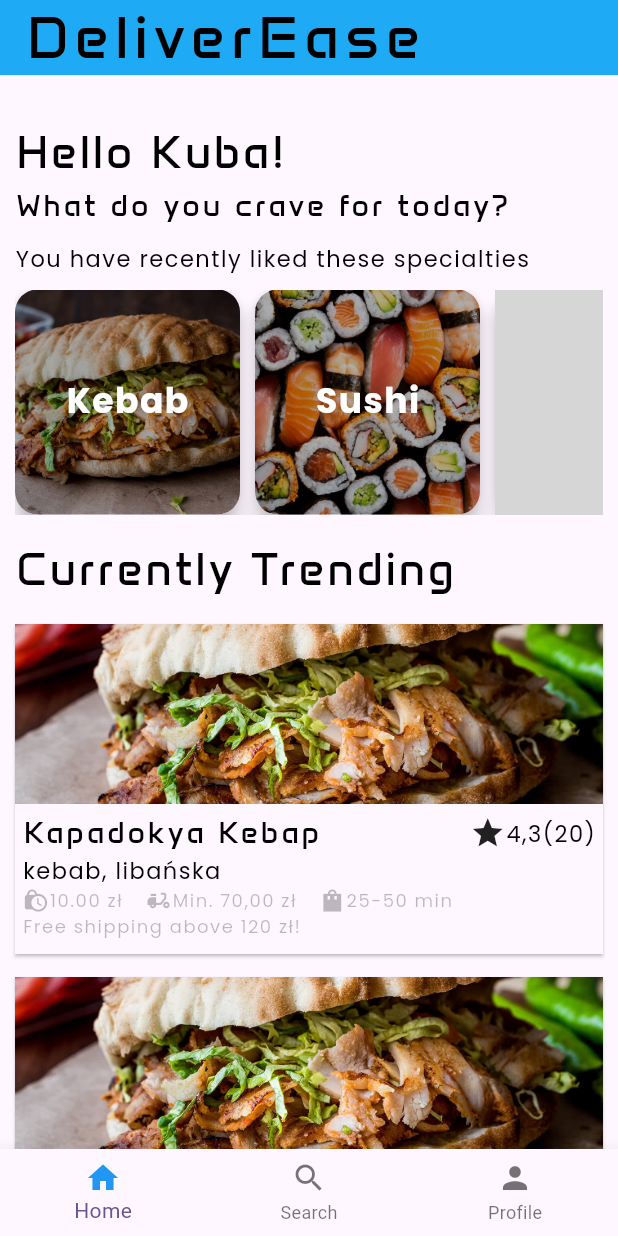
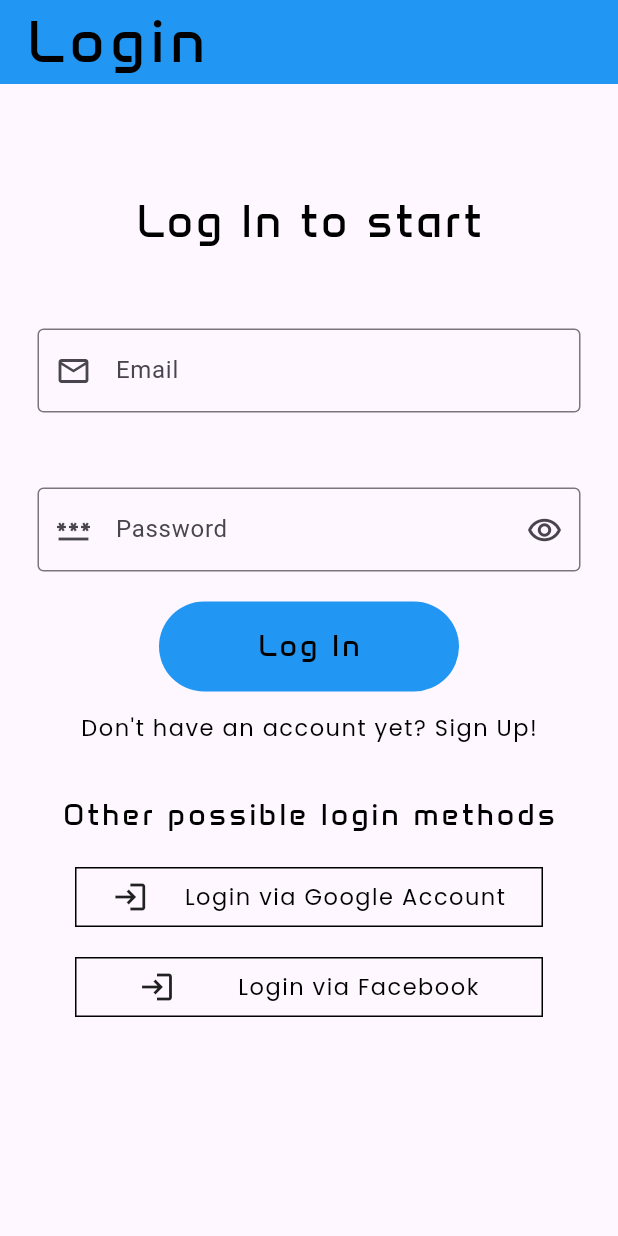
Before and after one commit to JakubPajak/food_order_app, a Flutter app: the screen it shows after launch, on a phone screen of 412 x 824 dp. Run offline on Flutter 3.47's test engine with Material 3 defaults, Android fonts, the phone set to English and light mode, and no system bars; grey boxes are pictures that could not be loaded.

Commit message:
LoginPage and SignUpPage added. Login login with FirebaseAuth missing. Next commit will be added

```diff
--- a/lib/main.dart
+++ b/lib/main.dart
@@ -1,7 +1,9 @@
 import 'package:flutter/material.dart';
 import 'package:food_order_app/src/presentation/pages/home_page.dart';
+import 'package:food_order_app/src/presentation/pages/login_page.dart';
 import 'package:food_order_app/src/presentation/pages/profile_oage.dart';
 import 'package:food_order_app/src/presentation/pages/search_page.dart';
+import 'package:food_order_app/src/presentation/pages/sign_up_page.dart';
 
 void main() {
   runApp(const MyApp());
@@ -20,11 +22,13 @@ class MyApp extends StatelessWidget {
         useMaterial3: true,
       ),
       routes: {
+        '/login': (context) => const LoginPage(),
+        '/signup': (context) => const SignUpPage(),
         '/home': (context) => const HomePage(),
         '/search': (context) => const SearchPage(),
         '/profile': (context) => const ProfilePage(),
       },
-      initialRoute: '/home',
+      initialRoute: '/login',
     );
   }
 }
--- /dev/null
+++ b/lib/src/presentation/pages/login_page.dart
@@ -0,0 +1,142 @@
+import 'package:flutter/material.dart';
+import 'package:food_order_app/theme/font_styles/anta_styles.dart';
+import 'package:food_order_app/theme/font_styles/poppins_styles.dart';
+
+class LoginPage extends StatefulWidget {
+  const LoginPage({super.key});
+
+  @override
+  State<LoginPage> createState() => _LoginPageState();
+}
+
+class _LoginPageState extends State<LoginPage> {
+  late bool isVisible;
+
+  @override
+  void initState() {
+    isVisible = true;
+    super.initState();
+  }
+
+  @override
+  Widget build(BuildContext context) {
+    return Scaffold(
+      appBar: AppBar(
+        title: Text(
+          'Login',
+          style: AntStyler().headingStyle(),
+        ),
+        backgroundColor: Colors.blue,
+      ),
+      body: Center(
+        child: Container(
+          width: MediaQuery.of(context).size.width - 50,
+          child: Column(
+            children: [
+              SizedBox(
+                height: 70,
+              ),
+              Text(
+                'Log In to start',
+                style: AntStyler().h1Style(),
+              ),
+              SizedBox(
+                height: 50,
+              ),
+              TextField(
+                decoration: InputDecoration(
+                  border: OutlineInputBorder(),
+                  label: Text('Email'),
+                  prefixIcon: Icon(Icons.email_outlined),
+                ),
+              ),
+              SizedBox(
+                height: 50,
+              ),
+              TextField(
+                decoration: InputDecoration(
+                    border: OutlineInputBorder(),
+                    label: Text('Password'),
+                    prefixIcon: Icon(Icons.password_outlined),
+                    suffixIcon: GestureDetector(
+                        onTap: () {
+                          setState(() {
+                            isVisible = !isVisible;
+                          });
+                        },
+                        child: Icon(Icons.remove_red_eye_outlined))),
+                obscureText: isVisible,
+              ),
+              const SizedBox(
+                height: 20,
+              ),
+              TextButton(
+                onPressed: () {},
+                child: Text(
+                  'Log In',
+                  style: AntStyler().h2Style(),
+                ),
+                style: ButtonStyle(
+                  elevation: MaterialStateProperty.all<double>(5),
+                  minimumSize: MaterialStateProperty.all<Size>(Size(200, 60)),
+                  backgroundColor:
+                      MaterialStateProperty.all<Color>(Colors.blue),
+                ),
+              ),
+              TextButton(
+                onPressed: () {
+                  Navigator.pushNamed(context, '/signup');
+                },
+                child: Text(
+                  'Don\'t have an account yet? Sign Up!',
+                  style: PoppinsStyles().regularText(),
+                ),
+              ),
+              SizedBox(
+                height: 20,
+              ),
+              Text(
+                'Other possible login methods',
+                style: AntStyler().h2Style(),
+              ),
+              Container(
+                margin: EdgeInsets.only(top: 20),
+                width: MediaQuery.of(context).size.width - 100,
+                height: 40,
+                decoration: BoxDecoration(
+                    shape: BoxShape.rectangle, border: Border.all()),
+                child: Row(
+                  mainAxisAlignment: MainAxisAlignment.spaceEvenly,
+                  children: [
+                    Icon(Icons.login_outlined),
+                    Text(
+                      'Login via Google Account',
+                      style: PoppinsStyles().regularText(),
+                    )
+                  ],
+                ),
+              ),
+              Container(
+                margin: EdgeInsets.only(top: 20),
+                width: MediaQuery.of(context).size.width - 100,
+                height: 40,
+                decoration: BoxDecoration(
+                    shape: BoxShape.rectangle, border: Border.all()),
+                child: Row(
+                  mainAxisAlignment: MainAxisAlignment.spaceEvenly,
+                  children: [
+                    Icon(Icons.login_outlined),
+                    Text(
+                      'Login via Facebook',
+                      style: PoppinsStyles().regularText(),
+                    )
+                  ],
+                ),
+              ),
+            ],
+          ),
+        ),
+      ),
+    );
+  }
+}
```
Also changed, not shown: lib/src/presentation/pages/sign_up_page.dart (added, +152 -0 lines).
